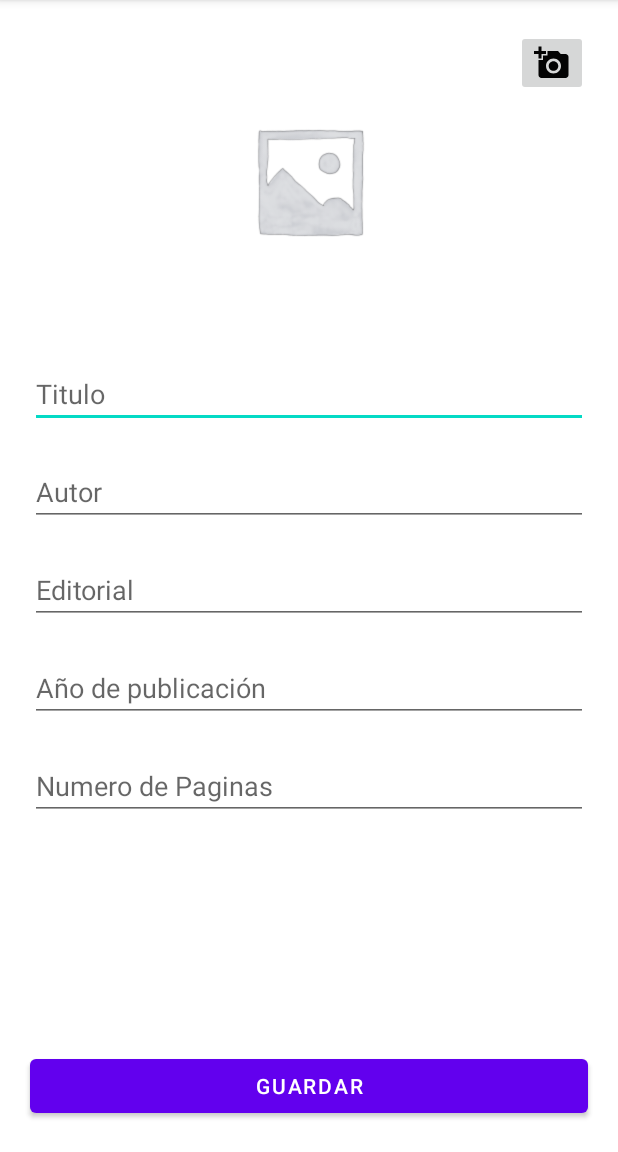
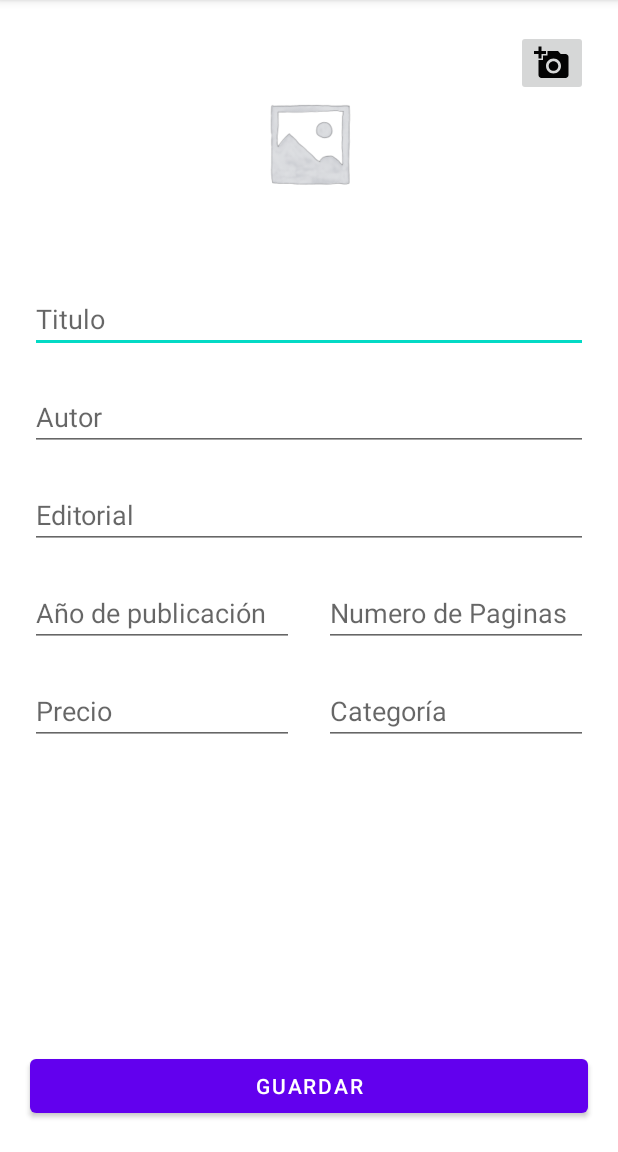
Before and after one commit to daniort/bibliotecapp, an Android app: the SecondPageActivity screen opened directly, with no data from a screen before it, on a phone screen of 412 x 824 dp, the part 84-1236 px from its top. Run offline under Robolectric (Android 15) with nearby library versions, the phone set to English and light mode, and no system bars; our stand-ins replace Room's generated code.

Commit message:
featured 2 completed

```diff
--- a/app/src/main/res/layout/activity_second_page.xml
+++ b/app/src/main/res/layout/activity_second_page.xml
@@ -16,7 +16,7 @@
             android:id="@+id/ivFotoSelect"
             android:src="@drawable/select"
             android:layout_width="match_parent"
-            android:layout_height="200dp"/>
+            android:layout_height="150dp"/>
         <ImageButton
             android:id="@+id/btnsPhoto"
             android:layout_alignParentRight="true"
@@ -48,21 +48,57 @@
         android:layout_width="match_parent"
         android:layout_height="wrap_content" />
 
-    <EditText
-        android:id="@+id/etYearBook"
+
+    <LinearLayout
+        android:id="@+id/lieraYearAndPagesAdd"
+        app:layout_constraintTop_toBottomOf="@+id/etEditorialBook"
+        app:layout_constraintBottom_toTopOf="@+id/linearPriceAndCategory"
+        android:orientation="horizontal"
+        android:layout_width="match_parent"
         android:layout_margin="20dp"
-        android:hint="Año de publicación"
-        app:layout_constraintTop_toBottomOf="@+id/etEditorialBook"
+        android:layout_height="wrap_content"
+        >
+        <EditText
+            android:id="@+id/etYearBook"
+            android:hint="Año de publicación"
+            android:layout_width="fill_parent"
+            android:layout_height="wrap_content"
+            android:layout_weight="1"/>
+        <View
+            android:layout_width="20dp"
+            android:layout_height="20dp"/>
+        <EditText
+            android:id="@+id/etPagesBook"
+            android:hint="Numero de Paginas"
+            android:layout_width="fill_parent"
+            android:layout_height="wrap_content"
+            android:layout_weight="1"/>
+    </LinearLayout>
+
+    <LinearLayout
+        android:id="@+id/linearPriceAndCategory"
+        app:layout_constraintTop_toBottomOf="@+id/lieraYearAndPagesAdd"
+        android:orientation="horizontal"
         android:layout_width="match_parent"
-        android:layout_height="wrap_content" />
-
-    <EditText
-        android:id="@+id/etPagesBook"
         android:layout_margin="20dp"
-        android:hint="Numero de Paginas"
-        app:layout_constraintTop_toBottomOf="@+id/etYearBook"
-        android:layout_width="match_parent"
-        android:layout_height="wrap_content" />
+        android:layout_height="wrap_content"
+        >
+        <EditText
+            android:id="@+id/etPriceBook"
+            android:hint="Precio"
+            android:layout_width="fill_parent"
+            android:layout_height="wrap_content"
+            android:layout_weight="1"/>
+        <View
+            android:layout_width="20dp"
+            android:layout_height="20dp"/>
+        <EditText
+            android:id="@+id/etCategoryBook"
+            android:hint="Categoría"
+            android:layout_width="fill_parent"
+            android:layout_height="wrap_content"
+            android:layout_weight="1"/>
+    </LinearLayout>
 
     <Button
         android:id="@+id/btnAddNewBook"
```
Also changed, not shown: app/src/main/java/com/example/tenis/EditPageActivity.kt (+17 -3 lines), app/src/main/java/com/example/tenis/SecondPageActivity.kt (+8 -1 lines), app/src/main/java/com/example/tenis/data/entities/BookEntity.kt (+8 -1 lines), app/src/main/java/com/example/tenis/data/models/BookModel.kt (+7 -0 lines), app/src/main/java/com/example/tenis/data/ui/TenisAdapter.kt (+9 -2 lines), app/src/main/res/layout/activity_edit_page.xml (+58 -17 lines), app/src/main/res/layout/item_view.xml (+32 -10 lines).
